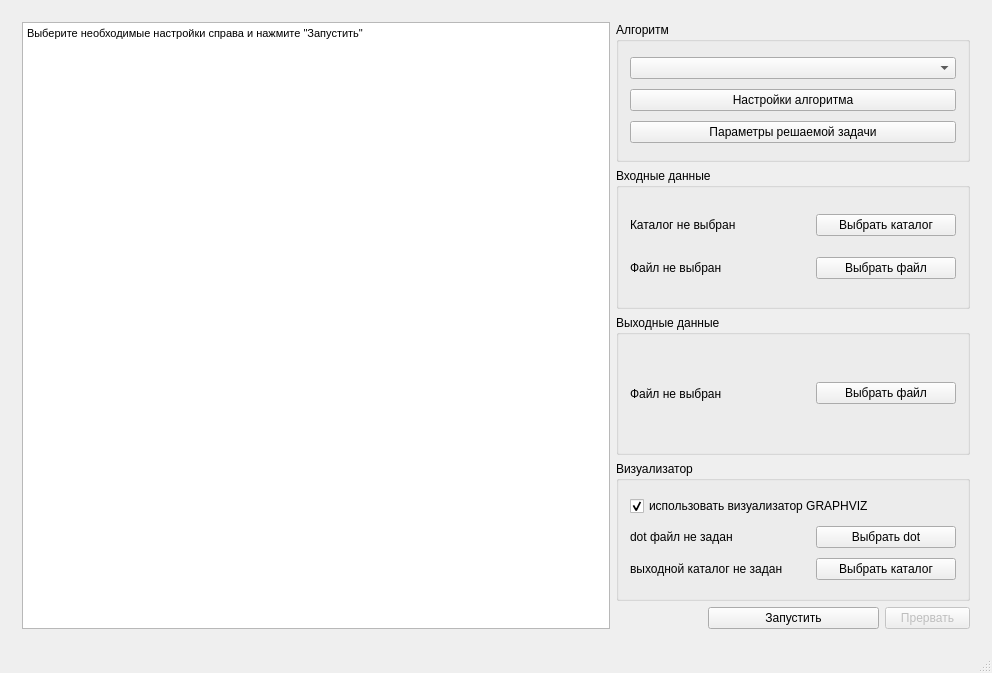
This is mainwindow.ui in demonsmd/CPPSolver as Qt 5 draws it before an edit. The edited form follows.
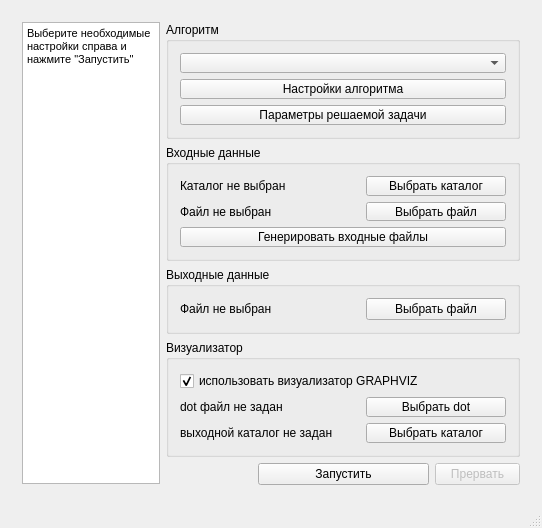
This is the edited form.

Commit message: Добавлена возможность генерировать значения средней и максимальной производительности коммутаторов, производительности контроллеров, стоимости соединений и размещения контроллеров. Добавлены соответствующие метрики.

Patch:
```diff
--- a/mainwindow.ui
+++ b/mainwindow.ui
@@ -6,8 +6,8 @@
    <rect>
     <x>0</x>
     <y>0</y>
-    <width>992</width>
-    <height>673</height>
+    <width>542</width>
+    <height>394</height>
    </rect>
   </property>
   <property name="windowTitle">
@@ -60,14 +60,20 @@
         <layout class="QGridLayout" name="gridLayout_2">
          <item row="1" column="0" colspan="4">
           <widget class="QGroupBox" name="inFileGB">
+           <property name="sizePolicy">
+            <sizepolicy hsizetype="Preferred" vsizetype="Preferred">
+             <horstretch>0</horstretch>
+             <verstretch>0</verstretch>
+            </sizepolicy>
+           </property>
            <property name="title">
             <string>Входные данные</string>
            </property>
            <layout class="QGridLayout" name="gridLayout">
-            <item row="0" column="1">
-             <widget class="QPushButton" name="DirChooseButton">
+            <item row="1" column="1">
+             <widget class="QPushButton" name="InFileChooseButton">
               <property name="sizePolicy">
-               <sizepolicy hsizetype="Fixed" vsizetype="Fixed">
+               <sizepolicy hsizetype="Preferred" vsizetype="Fixed">
                 <horstretch>0</horstretch>
                 <verstretch>0</verstretch>
                </sizepolicy>
@@ -75,20 +81,11 @@
               <property name="minimumSize">
                <size>
                 <width>140</width>
-                <height>0</height>
+                <height>16</height>
                </size>
               </property>
-              <property name="maximumSize">
-               <size>
-                <width>140</width>
-                <height>16777215</height>
-               </size>
-              </property>
-              <property name="toolTip">
-               <string>&lt;html&gt;&lt;head/&gt;&lt;body&gt;&lt;p&gt;Выберите каталог, содержащий файлы топологий&lt;/p&gt;&lt;/body&gt;&lt;/html&gt;</string>
-              </property>
               <property name="text">
-               <string>Выбрать каталог</string>
+               <string>Выбрать файл</string>
               </property>
              </widget>
             </item>
@@ -157,10 +154,10 @@
               </property>
              </widget>
             </item>
-            <item row="1" column="1">
-             <widget class="QPushButton" name="InFileChooseButton">
+            <item row="0" column="1">
+             <widget class="QPushButton" name="DirChooseButton">
               <property name="sizePolicy">
-               <sizepolicy hsizetype="Preferred" vsizetype="Fixed">
+               <sizepolicy hsizetype="Fixed" vsizetype="Fixed">
                 <horstretch>0</horstretch>
                 <verstretch>0</verstretch>
                </sizepolicy>
@@ -168,11 +165,39 @@
               <property name="minimumSize">
                <size>
                 <width>140</width>
-                <height>0</height>
+                <height>16</height>
                </size>
               </property>
+              <property name="maximumSize">
+               <size>
+                <width>140</width>
+                <height>16777215</height>
+               </size>
+              </property>
+              <property name="toolTip">
+               <string>&lt;html&gt;&lt;head/&gt;&lt;body&gt;&lt;p&gt;Выберите каталог, содержащий файлы топологий&lt;/p&gt;&lt;/body&gt;&lt;/html&gt;</string>
+              </property>
               <property name="text">
-               <string>Выбрать файл</string>
+               <string>Выбрать каталог</string>
+              </property>
+             </widget>
+            </item>
+            <item row="2" column="0" colspan="2">
+             <widget class="QPushButton" name="topoGeneratorPB">
+              <property name="sizePolicy">
+               <sizepolicy hsizetype="Minimum" vsizetype="Fixed">
+                <horstretch>0</horstretch>
+                <verstretch>0</verstretch>
+               </sizepolicy>
+              </property>
+              <property name="minimumSize">
+               <size>
+                <width>0</width>
+                <height>16</height>
+               </size>
+              </property>
+              <property name="text">
+               <string>Генерировать входные файлы</string>
               </property>
              </widget>
             </item>
@@ -246,6 +271,12 @@
          </item>
          <item row="2" column="0" colspan="4">
           <widget class="QGroupBox" name="outFileGB">
+           <property name="sizePolicy">
+            <sizepolicy hsizetype="Preferred" vsizetype="Maximum">
+             <horstretch>0</horstretch>
+             <verstretch>0</verstretch>
+            </sizepolicy>
+           </property>
            <property name="title">
             <string>Выходные данные</string>
            </property>
@@ -253,7 +284,7 @@
             <item>
              <widget class="QLabel" name="OutFileNameLabel">
               <property name="sizePolicy">
-               <sizepolicy hsizetype="Minimum" vsizetype="Minimum">
+               <sizepolicy hsizetype="Minimum" vsizetype="Maximum">
                 <horstretch>0</horstretch>
                 <verstretch>0</verstretch>
                </sizepolicy>
@@ -376,7 +407,6 @@
             </item>
            </layout>
            <zorder>chooseDotLabel</zorder>
-           <zorder>chooseDotLabel</zorder>
            <zorder>chooseDotPB</zorder>
            <zorder>graphvizCB</zorder>
            <zorder>chooseImgLabel</zorder>
```
The commit also changes 10 other files.
